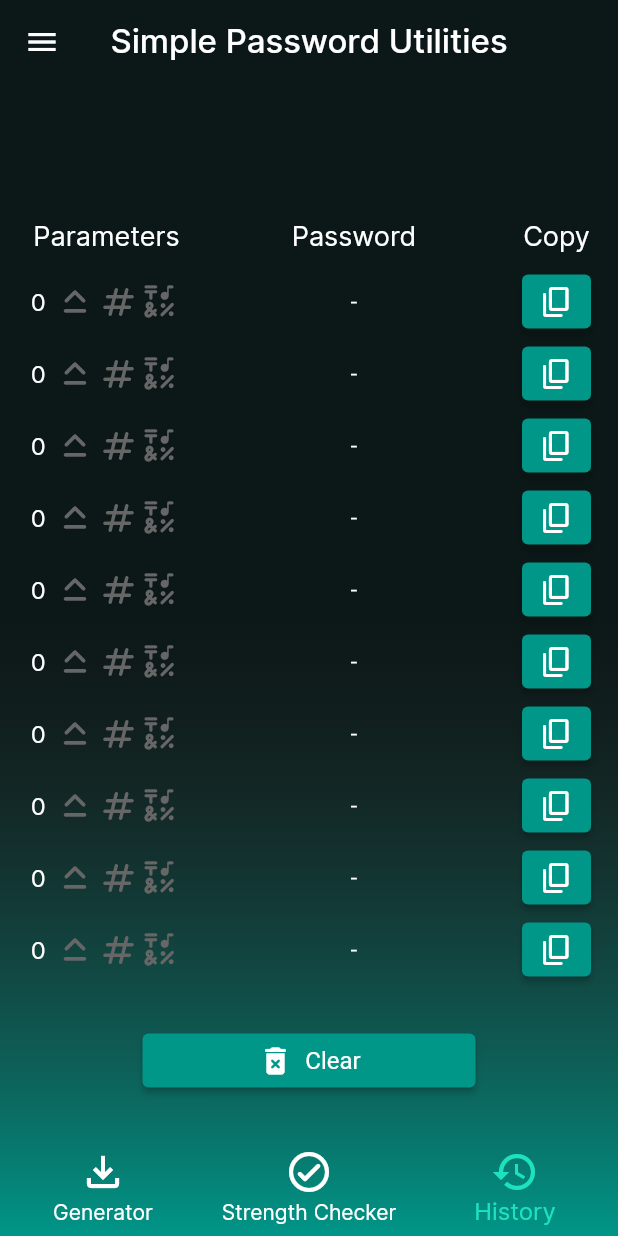
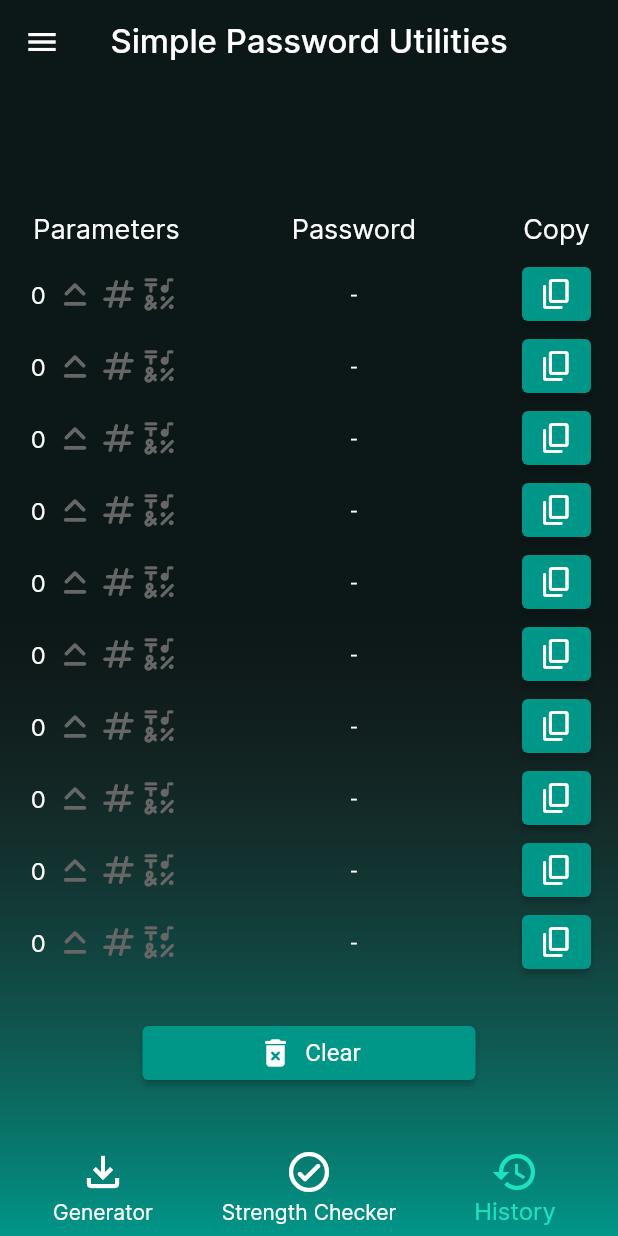
Before and after one commit to aaronjc15128/password_generator, a Flutter app: the screen it shows after launch, item 3 of the bottom bar chosen, on a phone screen of 412 x 824 dp. Run offline on Flutter 3.47's test engine with Material 2 defaults, Android fonts, the phone set to English and light mode, and no system bars.

Commit message:
Adjusted history page layout slightly

```diff
--- a/lib/main.dart
+++ b/lib/main.dart
@@ -654,7 +654,7 @@ class _AppState extends State<App> {
       crossAxisAlignment: CrossAxisAlignment.stretch,
 
       children: <Widget>[
-        const SizedBox(height: 80),
+        const SizedBox(height: 75),
 
         SizedBox(height: 510,
           child: Row(
@@ -1032,7 +1032,7 @@ class _AppState extends State<App> {
           ),
         ),
 
-        const SizedBox(height: 30),
+        const SizedBox(height: 35),
       ],
     ),
   ];
```
